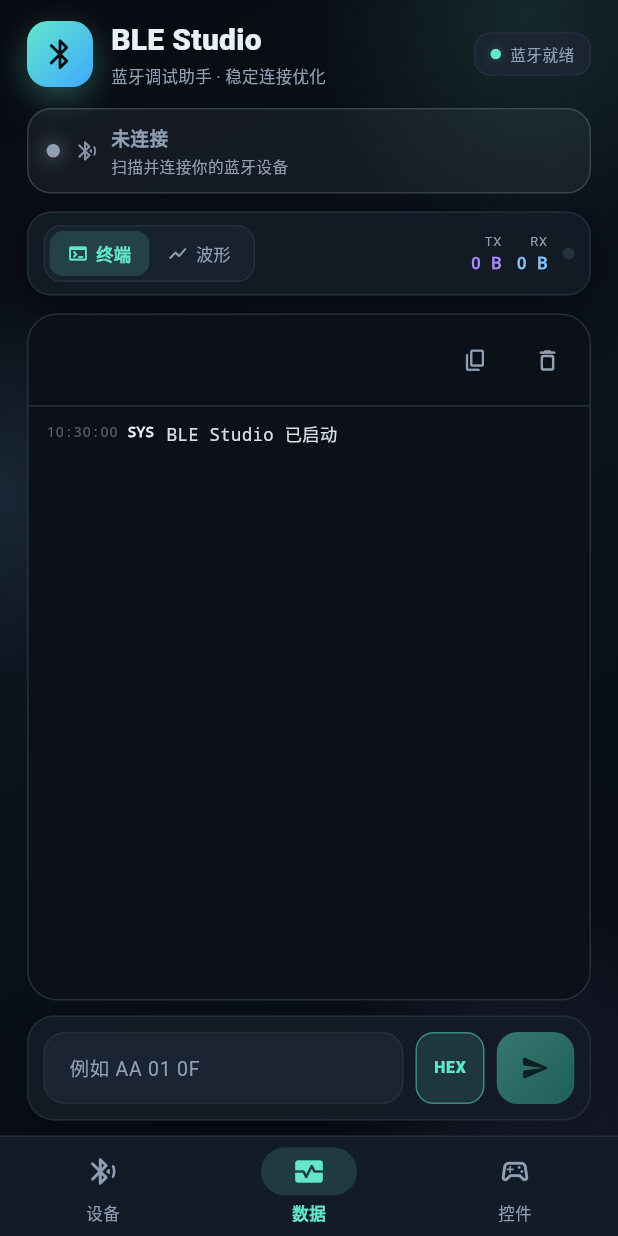
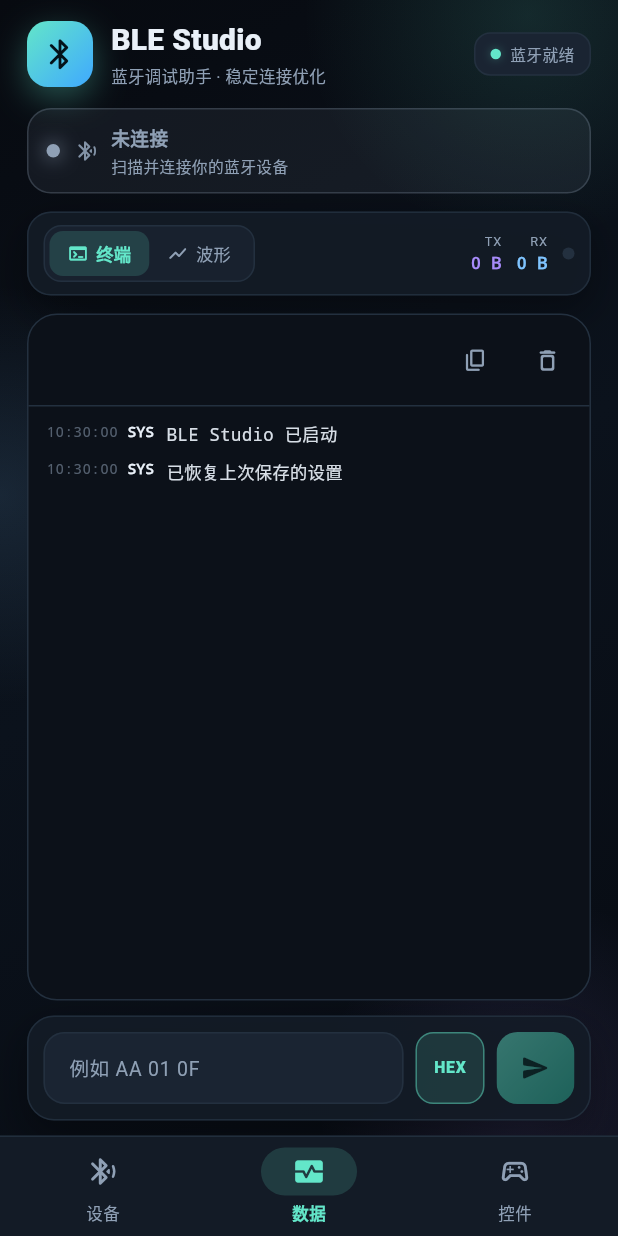
Before and after one commit to 1772631792/BLE_APP, a Flutter app: the screen it shows after launch, item 2 of the bottom bar chosen, after a tap on "HEX", on a phone screen of 412 x 824 dp. Run offline on Flutter 3.47's test engine with Material 3 defaults, Android fonts, the phone set to English and light mode, and no system bars; our stand-ins replace flutter_blue_plus, shared_preferences.

Commit message:
feat(controls): 恢复滑条 A/B、搓动独立成 tx/ty 通道 (v3.0.0)
- 页内底部恢复滑条 A/B，整包对应 {s1}/{s2}
- 搓动改为独立 tx/ty 通道，默认模板升到 11 字节
- 新增 shared_preferences 持久化全部设置
- 修复 Pub 缓存在 C 盘、工程在 D 盘时 Kotlin 增量编译报错导致打包失败
- 更新 README，新增 docs 文档目录、继续开发指南与 v3.0.0 发布说明

```diff
--- a/flutter_application_1/lib/ble_controller.dart
+++ b/flutter_application_1/lib/ble_controller.dart
@@ -4,6 +4,7 @@ import 'dart:math' as math;
 
 import 'package:flutter/foundation.dart';
 import 'package:flutter_blue_plus/flutter_blue_plus.dart';
+import 'package:shared_preferences/shared_preferences.dart';
 
 import 'control_packet.dart';
 import 'wave.dart';
@@ -97,21 +98,25 @@ class BleController extends ChangeNotifier {
     'k4': const ControlCommand(label: '按键4', payload: '4'),
     'k5': const ControlCommand(label: '按键5', payload: '5', latch: true),
     'k6': const ControlCommand(label: '按键6', payload: '6'),
-    'slider1': const ControlCommand(label: '触控 X', payload: '{v}'),
-    'slider2': const ControlCommand(label: '触控 Y', payload: '{v}'),
+    'slider1': const ControlCommand(label: '滑条 A', payload: '{v}'),
+    'slider2': const ControlCommand(label: '滑条 B', payload: '{v}'),
+    'touch': const ControlCommand(label: '右手搓动', payload: '{tx},{ty}'),
     'joystick': const ControlCommand(label: '摇杆', payload: '{x},{y}'),
   };
 
   // 控件整包模式
   ControlSendMode _controlMode = ControlSendMode.single;
-  String _packetTemplate = 'AA 55 {x} {y} {s1} {s2} {btn} 55 AA';
+  String _packetTemplate = 'AA 55 {x} {y} {s1} {s2} {tx} {ty} {btn} 55 AA';
   bool _packetHex = true;
   int _packetIntervalMs = 50;
   double _joyX = 0;
   double _joyY = 0;
-  // 搓动轴：没搓时是 0，范围 -100 ~ 100。
+  // 滑条 A / B：0~100。
   double _sliderA = 0;
   double _sliderB = 0;
+  // 右手搓动：没搓时是 0，范围 -128 ~ 127。
+  double _touchX = 0;
+  double _touchY = 0;
   Set<String> _pressedKeys = {};
   String? _lastSentPreview;
   String? _lastPacketError;
@@ -189,6 +194,8 @@ class BleController extends ChangeNotifier {
   double get joyY => _joyY;
   double get sliderA => _sliderA;
   double get sliderB => _sliderB;
+  double get touchX => _touchX;
+  double get touchY => _touchY;
   Set<String> get pressedKeys => _pressedKeys;
 
   bool get scanning => _scanning;
@@ -211,6 +218,8 @@ class BleController extends ChangeNotifier {
   // ------------------------------------------------------------- lifecycle
 
   Future<void> init() async {
+    // 先把上次的自定义设置读回来，再开始处理蓝牙事件。
+    await _loadSettings();
     _scanSub = FlutterBluePlus.scanResults.listen(
       _onScanResults,
       onError: (Object e) => _log('扫描异常：${_friendly(e)}', LogKind.error),
@@ -869,10 +878,107 @@ class BleController extends ChangeNotifier {
     }
   }
 
+  // ----------------------------------------------------------- persistence
+
+  /// 自定义设置落盘：命令、模板、发送模式、各类开关，重启后自动恢复。
+  static const String _kCommands = 'settings.commands';
+  static const String _kTemplate = 'settings.packetTemplate';
+  static const String _kPacketHex = 'settings.packetHex';
+  static const String _kPacketInterval = 'settings.packetIntervalMs';
+  static const String _kControlMode = 'settings.controlMode';
+  static const String _kAutoReconnect = 'settings.autoReconnect';
+  static const String _kKeepAlive = 'settings.keepAlive';
+  static const String _kAutoOpenTerminal = 'settings.autoOpenTerminal';
+  static const String _kHexSend = 'settings.hexSend';
+  static const String _kHexReceive = 'settings.hexReceive';
+
+  SharedPreferences? _prefs;
+
+  Future<void> _loadSettings() async {
+    try {
+      final prefs = await SharedPreferences.getInstance();
+      _prefs = prefs;
+
+      final raw = prefs.getString(_kCommands);
+      if (raw != null && raw.isNotEmpty) {
+        final decoded = jsonDecode(raw);
+        if (decoded is Map) {
+          decoded.forEach((key, value) {
+            if (key is! String || value is! Map) return;
+            _commands[key] = ControlCommand(
+              label: value['label'] as String? ?? key,
+              payload: value['payload'] as String? ?? '',
+              hex: value['hex'] == true,
+              latch: value['latch'] == true,
+            );
+          });
+        }
+      }
+
+      final template = prefs.getString(_kTemplate);
+      if (template != null && template.trim().isNotEmpty) {
+        _packetTemplate = template;
+      }
+      _packetHex = prefs.getBool(_kPacketHex) ?? _packetHex;
+      _packetIntervalMs =
+          (prefs.getInt(_kPacketInterval) ?? _packetIntervalMs).clamp(20, 1000);
+      final mode = prefs.getString(_kControlMode);
+      if (mode == ControlSendMode.packet.name) {
+        _controlMode = ControlSendMode.packet;
+      } else if (mode == ControlSendMode.single.name) {
+        _controlMode = ControlSendMode.single;
+      }
+      _autoReconnect = prefs.getBool(_kAutoReconnect) ?? _autoReconnect;
+      _keepAlive = prefs.getBool(_kKeepAlive) ?? _keepAlive;
+      _autoOpenTerminal = prefs.getBool(_kAutoOpenTerminal) ?? _autoOpenTerminal;
+      _hexSend = prefs.getBool(_kHexSend) ?? _hexSend;
+      _hexReceive = prefs.getBool(_kHexReceive) ?? _hexReceive;
+
+      _log('已恢复上次保存的设置', LogKind.system);
+      _notify();
+    } catch (e) {
+      _log('读取本地设置失败：$e', LogKind.error);
+    }
+  }
+
+  void _saveCommands() {
+    final prefs = _prefs;
+    if (prefs == null) return;
+    final map = <String, Object?>{
+      for (final entry in _commands.entries)
+        entry.key: <String, Object?>{
+          'label': entry.value.label,
+          'payload': entry.value.payload,
+          'hex': entry.value.hex,
+          'latch': entry.value.latch,
+        },
+    };
+    unawaited(prefs.setString(_kCommands, jsonEncode(map)));
+  }
+
+  void _saveBool(String key, bool value) {
+    final prefs = _prefs;
+    if (prefs == null) return;
+    unawaited(prefs.setBool(key, value));
+  }
+
+  void _saveInt(String key, int value) {
+    final prefs = _prefs;
+    if (prefs == null) return;
+    unawaited(prefs.setInt(key, value));
+  }
+
+  void _saveString(String key, String value) {
+    final prefs = _prefs;
+    if (prefs == null) return;
+    unawaited(prefs.setString(key, value));
+  }
+
   // -------------------------------------------------------------- settings
 
   void setAutoReconnect(bool value) {
     _autoReconnect = value;
+    _saveBool(_kAutoReconnect, value);
     if (!value) {
       _reconnectTimer?.cancel();
       if (_phase == LinkPhase.reconnecting) {
@@ -886,6 +992,7 @@ class BleController extends ChangeNotifier {
 
   void setKeepAlive(bool value) {
     _keepAlive = value;
+    _saveBool(_kKeepAlive, value);
     if (value) {
       _startKeepAlive();
     } else {
@@ -897,16 +1004,19 @@ class BleController extends ChangeNotifier {
 
   void setHexSend(bool value) {
     _hexSend = value;
+    _saveBool(_kHexSend, value);
     _notify();
   }
 
   void setAutoOpenTerminal(bool value) {
     _autoOpenTerminal = value;
+    _saveBool(_kAutoOpenTerminal, value);
     _log(value ? '连接成功后自动进入数据页' : '连接成功后留在设备页', LogKind.info);
   }
 
   void setHexReceive(bool value) {
     _hexReceive = value;
+    _saveBool(_kHexReceive, value);
     _notify();
   }
 
@@ -922,7 +1032,9 @@ class BleController extends ChangeNotifier {
 
   void updateCommand(String key, ControlCommand command) {
     _commands[key] = command;
+    _saveCommands();
     _log('控件指令已更新：${command.label}', LogKind.info);
+    _notify();
   }
 
   // ------------------------------------------------------- 控件发送模式
@@ -930,6 +1042,7 @@ class BleController extends ChangeNotifier {
   void setControlMode(ControlSendMode mode) {
     if (_controlMode == mode) return;
     _controlMode = mode;
+    _saveString(_kControlMode, mode.name);
     _syncPacketTimer();
     _log(
       mode == ControlSendMode.single ? '控件：独立指令模式' : '控件：整包模式',
@@ -940,16 +1053,19 @@ class BleController extends ChangeNotifier {
   void setPacketTemplate(String template) {
     _packetTemplate = template;
     _lastPacketError = null;
+    _saveString(_kTemplate, template);
   }
 
   void setPacketHex(bool value) {
     _packetHex = value;
     _lastPacketError = null;
+    _saveBool(_kPacketHex, value);
     _notify();
   }
 
   void setPacketIntervalMs(int milliseconds) {
     _packetIntervalMs = milliseconds.clamp(20, 1000);
+    _saveInt(_kPacketInterval, _packetIntervalMs);
     _syncPacketTimer();
     _notify();
   }
@@ -959,13 +1075,17 @@ class BleController extends ChangeNotifier {
     double? joyY,
     double? sliderA,
     double? sliderB,
+    double? touchX,
+    double? touchY,
     Set<String>? pressed,
   }) {
     if (joyX != null) _joyX = joyX.clamp(-1.0, 1.0).toDouble();
     if (joyY != null) _joyY = joyY.clamp(-1.0, 1.0).toDouble();
-    // 搓动轴是有符号的：反向搓必须是负数，不能夹到 0。
-    if (sliderA != null) _sliderA = sliderA.clamp(-128.0, 127.0).toDouble();
-    if (sliderB != null) _sliderB = sliderB.clamp(-128.0, 127.0).toDouble();
+    // 滑条是绝对值 0~100；搓动是有符号的，反向必须是负数。
+    if (sliderA != null) _sliderA = sliderA.clamp(0.0, 100.0).toDouble();
+    if (sliderB != null) _sliderB = sliderB.clamp(0.0, 100.0).toDouble();
+    if (touchX != null) _touchX = touchX.clamp(-128.0, 127.0).toDouble();
+    if (touchY != null) _touchY = touchY.clamp(-128.0, 127.0).toDouble();
     if (pressed != null) _pressedKeys = pressed;
     _notify();
   }
@@ -983,17 +1103,20 @@ class BleController extends ChangeNotifier {
   int get joyYInt => (_joyY * 127).round().clamp(-128, 127);
 
   /// 搓动轴同样是有符号单字节：反向搓是负数，0 表示没搓。
-  int get scrubXInt => _sliderA.round().clamp(-128, 127);
-  int get scrubYInt => _sliderB.round().clamp(-128, 127);
+  int get scrubXInt => _touchX.round().clamp(-128, 127);
+  int get scrubYInt => _touchY.round().clamp(-128, 127);
 
   Map<String, int> _packetIntValues() {
     return {
       // HEX 里用 int8 的补码形式：-128~127 + 128 → 0~255
       'x': (joyXInt + 128).clamp(0, 255),
       'y': (joyYInt + 128).clamp(0, 255),
-      // 搓动轴和摇杆一样是 int8：HEX 里 +128 成 0~255，包长不变。
-      's1': (scrubXInt + 128).clamp(0, 255),
-      's2': (scrubYInt + 128).clamp(0, 255),
+      // 滑条是绝对值 0~100，一个字节足够。
+      's1': _sliderA.round().clamp(0, 100),
+      's2': _sliderB.round().clamp(0, 100),
+      // 搓动和摇杆一样是 int8：+128 成 0~255。
+      'tx': (scrubXInt + 128).clamp(0, 255),
+      'ty': (scrubYInt + 128).clamp(0, 255),
       'btn': pressedBitmap,
       'k1': _pressedKeys.contains('k1') ? 1 : 0,
       'k2': _pressedKeys.contains('k2') ? 1 : 0,
@@ -1009,8 +1132,10 @@ class BleController extends ChangeNotifier {
     return {
       'x': '$joyXInt',
       'y': '$joyYInt',
-      's1': '$scrubXInt',
-      's2': '$scrubYInt',
+      's1': '${ints['s1']}',
+      's2': '${ints['s2']}',
+      'tx': '$scrubXInt',
+      'ty': '$scrubYInt',
       'btn': '${ints['btn']}',
       'k1': '${ints['k1']}',
       'k2': '${ints['k2']}',
--- a/flutter_application_1/lib/control_packet.dart
+++ b/flutter_application_1/lib/control_packet.dart
@@ -20,6 +20,8 @@ const List<String> packetTokens = [
   'y',
   's1',
   's2',
+  'tx',
+  'ty',
   'btn',
   'k1',
   'k2',
--- a/flutter_application_1/lib/pages/controls_page.dart
+++ b/flutter_application_1/lib/pages/controls_page.dart
@@ -175,6 +175,7 @@ class _ControlBoardState extends State<ControlBoard> {
   static const double _scrubTravel = .35;
 
   DateTime _lastJoystick = DateTime.fromMillisecondsSinceEpoch(0);
+  DateTime _lastSlider = DateTime.fromMillisecondsSinceEpoch(0);
   DateTime _lastScrub = DateTime.fromMillisecondsSinceEpoch(0);
   int _lastScrubX = 1 << 30;
   int _lastScrubY = 1 << 30;
@@ -212,8 +213,10 @@ class _ControlBoardState extends State<ControlBoard> {
     final values = <String, int>{};
     vars?.forEach((name, value) {
       final raw = int.tryParse(value) ?? 0;
-      values[name] =
-          name == 'x' || name == 'y' ? (raw + 128).clamp(0, 255) : raw;
+      // 摇杆 / 搓动都是有符号量，HEX 里统一 +128 压成单字节。
+      values[name] = (name == 'x' || name == 'y' || name == 'tx' || name == 'ty')
+          ? (raw + 128).clamp(0, 255)
+          : raw;
     });
     try {
       ble.sendBytes(buildHexPacket(template, values));
@@ -250,9 +253,9 @@ class _ControlBoardState extends State<ControlBoard> {
     // 和摇杆一样铺满 int8：-128（反向到底）~ 127（正向到底）。
     final nx = x.clamp(-128.0, 127.0).toDouble();
     final ny = y.clamp(-128.0, 127.0).toDouble();
-    final same = (ble.sliderA - nx).abs() < .01 && (ble.sliderB - ny).abs() < .01;
+    final same = (ble.touchX - nx).abs() < .01 && (ble.touchY - ny).abs() < .01;
     if (same && !force) return;
-    ble.updateControls(sliderA: nx, sliderB: ny);
+    ble.updateControls(touchX: nx, touchY: ny);
 
     final now = DateTime.now();
     if (!force && now.difference(_lastScrub).inMilliseconds < 50) return;
@@ -266,23 +269,30 @@ class _ControlBoardState extends State<ControlBoard> {
       ble.sendPacketNow();
       return;
     }
-    // 独立模式：只发变化的那一轴，省一半无线写入。
+    // 独立模式：一对搓动值发一条 touch 指令，值没变就不重复发。
     final rx = x.round();
     final ry = y.round();
-    if (force || rx != _lastScrubX) {
+    if (!force && rx == _lastScrubX && ry == _lastScrubY) return;
     _lastScrubX = rx;
-      _sendAxis('slider1', rx);
-    }
-    if (force || ry != _lastScrubY) {
     _lastScrubY = ry;
-      _sendAxis('slider2', ry);
-    }
-  }
-
-  /// 轴指令：文本模式发带符号值，HEX 模式发 +128 后的单字节。
-  void _sendAxis(String key, int value) {
-    final shifted = widget.ble.command(key).hex ? value + 128 : value;
-    _sendCommand(key, vars: {'v': '$shifted'});
+    _sendCommand('touch', vars: {'tx': '$rx', 'ty': '$ry'});
+  }
+
+  /// 滑条：绝对值 0~100，独立模式发 slider1 / slider2。
+  void _onSlider(String key, double value, {bool force = false}) {
+    if (key == 'slider1') {
+      widget.ble.updateControls(sliderA: value);
+    } else {
+      widget.ble.updateControls(sliderB: value);
+    }
+    final now = DateTime.now();
+    if (!force && now.difference(_lastSlider).inMilliseconds < 80) return;
+    _lastSlider = now;
+    if (widget.ble.controlMode == ControlSendMode.single) {
+      _sendCommand(key, vars: {'v': '${value.round()}'});
+    } else if (force) {
+      widget.ble.sendPacketNow();
+    }
   }
 
   void _beginScrub(Offset local) {
@@ -367,21 +377,20 @@ class _ControlBoardState extends State<ControlBoard> {
     }
   }
 
-  /// 停止：摇杆回中 + 搓动轴归零 + 清空按键状态，再发一次。
+  /// 停止：摇杆回中 + 搓动归零 + 清空按键状态，再发一次。
   void _stopAll() {
     _lastScrubX = 1 << 30;
     _lastScrubY = 1 << 30;
     widget.ble.updateControls(
       joyX: 0,
       joyY: 0,
-      sliderA: 0,
-      sliderB: 0,
+      touchX: 0,
+      touchY: 0,
       pressed: {},
     );
     if (widget.ble.controlMode == ControlSendMode.single) {
       _sendCommand('stop');
-      _sendAxis('slider1', 0);
-      _sendAxis('slider2', 0);
+      _sendCommand('touch', vars: {'tx': '0', 'ty': '0'});
     } else {
       widget.ble.sendPacketNow();
     }
@@ -434,29 +443,9 @@ class _ControlBoardState extends State<ControlBoard> {
           children: [
             SizedBox(
               width: joy + 10,
-              child: Column(
-                mainAxisAlignment: MainAxisAlignment.end,
-                children: [
-                  Expanded(
-                    child: FittedBox(
-                      fit: BoxFit.scaleDown,
+              child: Align(
                 alignment: Alignment.bottomCenter,
-                      child: SizedBox(
-                        width: 138,
-                        child: Column(
-                          mainAxisSize: MainAxisSize.min,
-                          children: [
-                            _axisCard('X', widget.ble.sliderA),
-                            const SizedBox(height: 4),
-                            _axisCard('Y', widget.ble.sliderB),
-                          ],
-                        ),
-                      ),
-                    ),
-                  ),
-                  const SizedBox(height: 4),
-                  SizedBox(width: joy, height: joy, child: _joystick()),
-                ],
+                child: SizedBox(width: joy, height: joy, child: _joystick()),
               ),
             ),
             const SizedBox(width: 6),
@@ -467,26 +456,20 @@ class _ControlBoardState extends State<ControlBoard> {
     );
   }
 
+  /// 全屏竖屏：摇杆 + 弧形键位，搓动值在顶部工具栏显示。
   Widget _tallLayout() {
-    return Column(
-      children: [
-        Expanded(
-          child: Row(
+    return Row(
       children: [
         Expanded(flex: 5, child: _joystick()),
         const SizedBox(width: 12),
         Expanded(flex: 6, child: _arcPadFit()),
       ],
-          ),
-        ),
-        const SizedBox(height: 8),
-        _axisRow(),
-      ],
-    );
-  }
-
-  /// 页内（非全屏）布局：左摇杆 + 右 2×3 大按键，底部显示 X / Y。
+    );
+  }
+
+  /// 页内（非全屏）布局：左摇杆 + 右 2×3 大按键，底部两条滑条。
   Widget _compactLayout() {
+    final ble = widget.ble;
     return Column(
       children: [
         Expanded(
@@ -498,24 +481,15 @@ class _ControlBoardState extends State<ControlBoard> {
             ],
           ),
         ),
-        const SizedBox(height: 8),
-        _axisRow(),
-      ],
-    );
-  }
-
-  /// 原来两条滑条的位置：只显示搓出来的 X / Y。
-  Widget _axisRow({double height = 52}) {
-    final ble = widget.ble;
-    return SizedBox(
-      height: height,
-      child: Row(
-        children: [
-          Expanded(child: _axisCard('X', ble.sliderA)),
+        const SizedBox(height: 10),
+        Row(
+          children: [
+            Expanded(child: _sliderCard('slider1', 'A', ble.sliderA)),
             const SizedBox(width: 10),
-          Expanded(child: _axisCard('Y', ble.sliderB)),
-        ],
-      ),
+            Expanded(child: _sliderCard('slider2', 'B', ble.sliderB)),
+          ],
+        ),
+      ],
     );
   }
 
@@ -580,6 +554,11 @@ class _ControlBoardState extends State<ControlBoard> {
               color: AppColors.textDim,
             ),
           ),
+        ],
+        // 搓动值只在全屏时挂在这里：紧挨着「整包」开关的右边。
+        if (widget.fullscreen) ...[
+          const SizedBox(width: 8),
+          _touchReadout(),
         ],
         const SizedBox(width: 10),
         Expanded(child: _feedback()),
@@ -799,49 +778,90 @@ class _ControlBoardState extends State<ControlBoard> {
     _sendCommand(key);
   }
 
-  /// A / B 原来的位置：只显示当前搓出来的那一轴数值，长按可改指令。
-  Widget _axisCard(String axis, double value) {
-    final moved = value.abs() >= .5;
-    final digits = moved ? '${value > 0 ? '+' : ''}${value.round()}' : '0';
-    return GestureDetector(
-      behavior: HitTestBehavior.opaque,
-      onLongPress: () => showCommandEditor(
-        context,
-        widget.ble,
-        axis == 'X' ? 'slider1' : 'slider2',
-      ),
-      child: Container(
-        height: 44,
-        padding: const EdgeInsets.symmetric(horizontal: 12),
+  /// 滑条 A / B：绝对值 0~100，长按标签改指令。
+  Widget _sliderCard(String key, String tag, double value) {
+    final command = widget.ble.command(key);
+    return Container(
+      padding: const EdgeInsets.fromLTRB(10, 6, 10, 2),
       decoration: BoxDecoration(
         color: AppColors.surface.withValues(alpha: .85),
-          borderRadius: BorderRadius.circular(14),
-          border: Border.all(
-            color: moved ? AppColors.accent.withValues(alpha: .5) : AppColors.stroke,
-          ),
-        ),
+        borderRadius: BorderRadius.circular(16),
+        border: Border.all(color: AppColors.stroke),
+      ),
+      child: Column(
+        crossAxisAlignment: CrossAxisAlignment.start,
+        children: [
+          GestureDetector(
+            onLongPress: () => showCommandEditor(context, widget.ble, key),
             child: Row(
               children: [
+                MiniTag(label: tag, color: AppColors.accent),
+                const SizedBox(width: 6),
+                Expanded(
+                  child: Text(
+                    command.label,
+                    maxLines: 1,
+                    overflow: TextOverflow.ellipsis,
+                    style: const TextStyle(fontSize: 10.5, color: AppColors.textDim),
+                  ),
+                ),
                 Text(
-              axis,
+                  '${value.round()}',
+                  style: const TextStyle(
+                    fontSize: 11,
+                    fontFamily: 'monospace',
+                    color: AppColors.accent,
+                  ),
+                ),
+              ],
+            ),
+          ),
+          SliderTheme(
+            data: SliderTheme.of(context).copyWith(
+              trackHeight: 3,
+              thumbShape: const RoundSliderThumbShape(enabledThumbRadius: 7),
+              overlayShape: const RoundSliderOverlayShape(overlayRadius: 14),
+              activeTrackColor: AppColors.accent,
+              inactiveTrackColor: AppColors.stroke,
+              thumbColor: AppColors.accent,
+              overlayColor: AppColors.accent.withValues(alpha: .15),
+            ),
+            child: Slider(
+              value: value.clamp(0, 100),
+              max: 100,
+              onChanged: (v) => _onSlider(key, v),
+              // 松手时补发最后一帧，避免节流把终值丢掉。
+              onChangeEnd: (v) => _onSlider(key, v, force: true),
+            ),
+          ),
+        ],
+      ),
+    );
+  }
+
+  /// 全屏时才出现：搓动值挂在工具栏「整包」右边。
+  Widget _touchReadout() {
+    final ble = widget.ble;
+    final active = ble.touchX.abs() >= .5 || ble.touchY.abs() >= .5;
+    String fmt(double v) =>
+        v.abs() < .5 ? '0' : '${v > 0 ? '+' : ''}${v.round()}';
+    final color = active ? AppColors.accent : AppColors.textDim;
+    return GestureDetector(
+      onLongPress: () => showCommandEditor(context, widget.ble, 'touch'),
+      child: Container(
+        padding: const EdgeInsets.symmetric(horizontal: 9, vertical: 5),
+        decoration: BoxDecoration(
+          color: color.withValues(alpha: .1),
+          borderRadius: BorderRadius.circular(9),
+          border: Border.all(color: color.withValues(alpha: .3)),
+        ),
+        child: Text(
+          'X ${fmt(ble.touchX)}  Y ${fmt(ble.touchY)}',
           style: TextStyle(
-                fontSize: 13,
-                fontWeight: FontWeight.w800,
-                color: moved ? AppColors.accent : AppColors.textDim,
-              ),
-            ),
-            const Spacer(),
-            Text(
-              digits,
-              style: TextStyle(
-                fontSize: 17,
-                height: 1.1,
-                fontWeight: FontWeight.w700,
+            fontSize: 9.5,
             fontFamily: 'monospace',
-                color: moved ? AppColors.accent : AppColors.textDim,
-              ),
-            ),
-          ],
+            color: color,
+          ),
         ),
       ),
     );
@@ -1200,6 +1220,7 @@ class _ControlSettingsSheetState extends State<ControlSettingsSheet> {
     'k6',
     'slider1',
     'slider2',
+    'touch',
     'joystick',
   ];
 
@@ -1363,8 +1384,8 @@ class _ControlSettingsSheetState extends State<ControlSettingsSheet> {
               const SizedBox(height: 8),
               Text(
                 ble.packetHex
-                    ? '{x}/{y}：int8 -128~127，HEX 里写 +128 后的 0~255；{s1}/{s2}：0~100；{btn}：6 位按键位图（k1 起低位）；{k1}~{k6}：0/1'
-                    : '{x}/{y}：-128~127；{s1}/{s2}：0~100；{btn}：6 位按键位图（k1 起低位）；{k1}~{k6}：0/1',
+                    ? '{x}/{y}：摇杆 int8 -128~127；{s1}/{s2}：滑条 0~100；{tx}/{ty}：搓动 int8 -128~127（HEX 里都 +128 成 0~255）；{btn}：6 位按键位图（k1 起低位）；{k1}~{k6}：0/1'
+                    : '{x}/{y}：摇杆 -128~127；{s1}/{s2}：滑条 0~100；{tx}/{ty}：搓动 -128~127；{btn}：6 位按键位图（k1 起低位）；{k1}~{k6}：0/1',
                 style: const TextStyle(fontSize: 10.5, height: 1.6, color: AppColors.textDim),
               ),
             ],
@@ -1538,6 +1559,8 @@ Future<void> showCommandEditor(
                 decoration: InputDecoration(
                   hintText: key == 'joystick'
                       ? '例如 AA 55 {x} {y} 55 AA'
+                      : key == 'touch'
+                          ? '例如 AA 55 {tx} {ty} 55 AA'
                           : key.startsWith('slider')
                               ? '例如 AA 55 {v} 55 AA'
                               : '例如 AA 01 01',
@@ -1566,6 +1589,8 @@ Future<void> showCommandEditor(
               Text(
                 key == 'joystick'
                     ? '可用变量：{x} {y}（-128 ~ 127，HEX 时 +128 转成单字节 0~255）'
+                    : key == 'touch'
+                        ? '可用变量：{tx} {ty}（-128 ~ 127，0 = 没搓，HEX 时 +128）'
                         : key.startsWith('slider')
                             ? '可用变量：{v}（0 ~ 100）'
                             : '内容原样发送；HEX 模式支持 AA 55 这种写法',
--- a/flutter_application_1/pubspec.yaml
+++ b/flutter_application_1/pubspec.yaml
@@ -16,7 +16,7 @@ publish_to: 'none' # Remove this line if you wish to publish to pub.dev
 # https://developer.apple.com/library/archive/documentation/General/Reference/InfoPlistKeyReference/Articles/CoreFoundationKeys.html
 # In Windows, build-name is used as the major, minor, and patch parts
 # of the product and file versions while build-number is used as the build suffix.
-version: 2.2.0+7
+version: 3.0.0+9
 
 environment:
   sdk: ^3.13.1
@@ -35,6 +35,7 @@ dependencies:
   # Use with the CupertinoIcons class for iOS style icons.
   cupertino_icons: ^1.0.8
   flutter_blue_plus: 2.3.15
+  shared_preferences: ^2.5.6
 
 dev_dependencies:
   flutter_test:
```
Also changed, not shown: flutter_application_1/pubspec.lock, 6 other files. Lines whose indentation alone changed are shown as unchanged.
